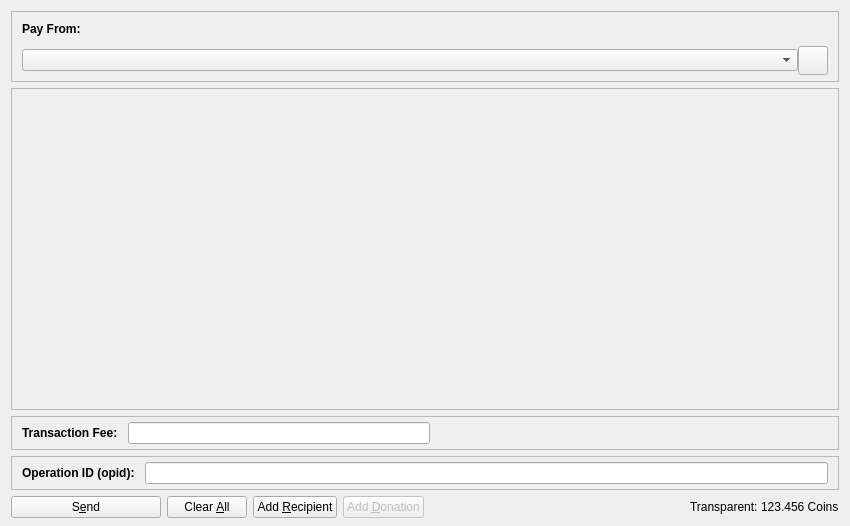
This is src/qt/forms/zsendcoinsdialog.ui in PirateNetwork/pirate as Qt 5 draws it before an edit. The edited form follows.
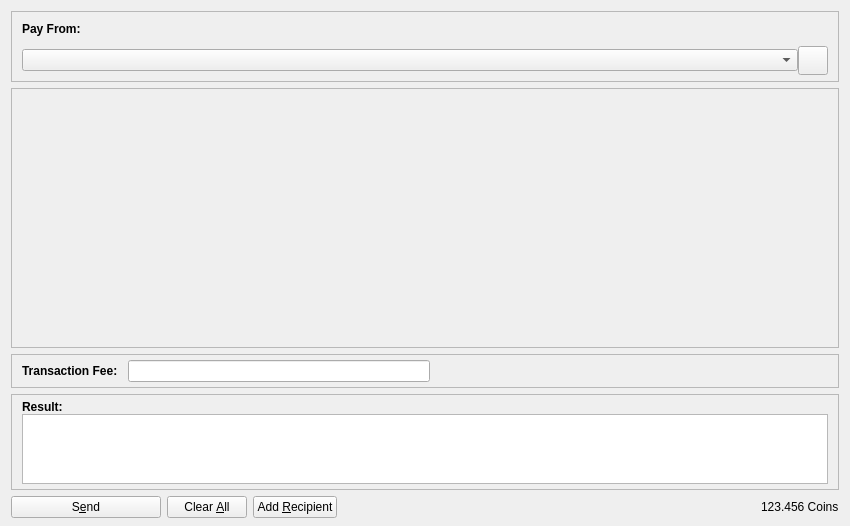
This is the edited form. Icons and pictures are not drawn. Custom widgets are drawn as their Qt base class.

Commit message: GUI integration for off-line transaction signing Removed unused code

The edit to the form file:
```diff
--- a/src/qt/forms/zsendcoinsdialog.ui
+++ b/src/qt/forms/zsendcoinsdialog.ui
@@ -150,8 +150,8 @@
        <rect>
         <x>0</x>
         <y>0</y>
-        <width>834</width>
-        <height>307</height>
+        <width>832</width>
+        <height>240</height>
        </rect>
       </property>
       <layout class="QVBoxLayout" name="verticalLayout_2" stretch="0,1">
@@ -333,6 +333,9 @@
    </item>
    <item>
     <widget class="QFrame" name="frameResult">
+     <property name="enabled">
+      <bool>true</bool>
+     </property>
      <property name="sizePolicy">
       <sizepolicy hsizetype="Expanding" vsizetype="Expanding">
        <horstretch>0</horstretch>
@@ -404,38 +407,57 @@
             <property name="spacing">
              <number>0</number>
             </property>
+            <item>
+             <widget class="QLabel" name="lbResult">
+              <property name="sizePolicy">
+               <sizepolicy hsizetype="Preferred" vsizetype="Maximum">
+                <horstretch>0</horstretch>
+                <verstretch>0</verstretch>
+               </sizepolicy>
+              </property>
+              <property name="font">
+               <font>
+                <weight>75</weight>
+                <bold>true</bold>
+               </font>
+              </property>
+              <property name="styleSheet">
+               <string notr="true">font-weight:bold;</string>
+              </property>
+              <property name="text">
+               <string>Result:</string>
+              </property>
+             </widget>
+            </item>
             <item>
              <layout class="QHBoxLayout" name="horizontalLayoutResult2">
               <property name="spacing">
                <number>10</number>
               </property>
               <item>
-               <widget class="QLabel" name="labelResultHeadline">
-                <property name="sizePolicy">
-                 <sizepolicy hsizetype="Preferred" vsizetype="Maximum">
-                  <horstretch>0</horstretch>
-                  <verstretch>0</verstretch>
-                 </sizepolicy>
+               <widget class="QTextEdit" name="teResult">
+                <property name="horizontalScrollBarPolicy">
+                 <enum>Qt::ScrollBarAlwaysOff</enum>
                 </property>
-                <property name="font">
-                 <font>
-                  <weight>75</weight>
-                  <bold>true</bold>
-                 </font>
+                <property name="sizeAdjustPolicy">
+                 <enum>QAbstractScrollArea::AdjustToContents</enum>
                 </property>
-                <property name="styleSheet">
-                 <string notr="true">font-weight:bold;</string>
+                <property name="documentTitle">
+                 <string>Title</string>
                 </property>
-                <property name="text">
-                 <string>Operation ID (opid):</string>
-                </property>
-               </widget>
-              </item>
-              <item>
-               <widget class="QLineEdit" name="operationId">
                 <property name="readOnly">
                  <bool>true</bool>
                 </property>
+                <property name="html">
+                 <string>&lt;!DOCTYPE HTML PUBLIC &quot;-//W3C//DTD HTML 4.0//EN&quot; &quot;http://www.w3.org/TR/REC-html40/strict.dtd&quot;&gt;
+&lt;html&gt;&lt;head&gt;&lt;meta name=&quot;qrichtext&quot; content=&quot;1&quot; /&gt;&lt;title&gt;Title&lt;/title&gt;&lt;style type=&quot;text/css&quot;&gt;
+p, li { white-space: pre-wrap; }
+&lt;/style&gt;&lt;/head&gt;&lt;body style=&quot; font-family:'Sans Serif'; font-size:9pt; font-weight:400; font-style:normal;&quot;&gt;
+&lt;p style=&quot;-qt-paragraph-type:empty; margin-top:0px; margin-bottom:0px; margin-left:0px; margin-right:0px; -qt-block-indent:0; text-indent:0px;&quot;&gt;&lt;br /&gt;&lt;/p&gt;&lt;/body&gt;&lt;/html&gt;</string>
+                </property>
+                <property name="placeholderText">
+                 <string/>
+                </property>
                </widget>
               </item>
              </layout>
@@ -530,26 +552,6 @@
        </property>
       </widget>
      </item>
-     <item>
-      <widget class="QPushButton" name="donButton">
-       <property name="enabled">
-        <bool>false</bool>
-       </property>
-       <property name="toolTip">
-        <string>Add a donation to PIRATE devs</string>
-       </property>
-       <property name="text">
-        <string>Add &amp;Donation</string>
-       </property>
-       <property name="icon">
-        <iconset resource="../komodo.qrc">
-         <normaloff>:/icons/add</normaloff>:/icons/add</iconset>
-       </property>
-       <property name="autoDefault">
-        <bool>false</bool>
-       </property>
-      </widget>
-     </item>
      <item>
       <spacer name="horizontalSpacer">
        <property name="orientation">
@@ -568,19 +570,6 @@
        <property name="spacing">
         <number>3</number>
        </property>
-       <item>
-        <widget class="QLabel" name="label">
-         <property name="sizePolicy">
-          <sizepolicy hsizetype="Preferred" vsizetype="Fixed">
-           <horstretch>0</horstretch>
-           <verstretch>0</verstretch>
-          </sizepolicy>
-         </property>
-         <property name="text">
-          <string>Transparent:</string>
-         </property>
-        </widget>
-       </item>
        <item>
         <widget class="QLabel" name="labelBalance">
          <property name="sizePolicy">
```
The commit also changes 41 other files.
